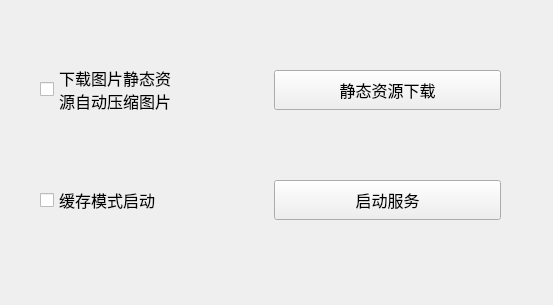
Qt form qt_ui/mian_window.ui (ShenWei-HopeNoBug/mock-api-server) before a commit.
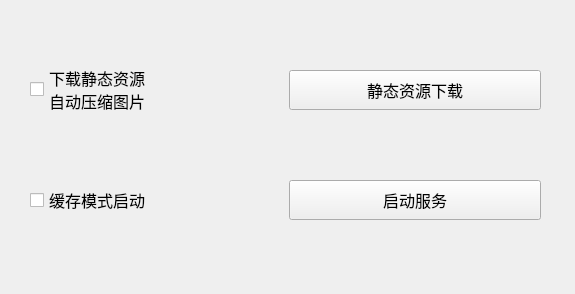
The same form after that commit.

Commit message: GUI 界面交互修改，更新依赖包

What changed in the file:
```diff
--- a/qt_ui/mian_window.ui
+++ b/qt_ui/mian_window.ui
@@ -6,8 +6,8 @@
    <rect>
     <x>0</x>
     <y>0</y>
-    <width>553</width>
-    <height>305</height>
+    <width>575</width>
+    <height>294</height>
    </rect>
   </property>
   <property name="windowTitle">
@@ -16,9 +16,9 @@
   <widget class="QWidget" name="horizontalLayoutWidget">
    <property name="geometry">
     <rect>
-     <x>40</x>
+     <x>30</x>
      <y>170</y>
-     <width>461</width>
+     <width>511</width>
      <height>61</height>
     </rect>
    </property>
@@ -79,9 +79,9 @@
   <widget class="QWidget" name="horizontalLayoutWidget_2">
    <property name="geometry">
     <rect>
-     <x>40</x>
+     <x>30</x>
      <y>50</y>
-     <width>461</width>
+     <width>511</width>
      <height>80</height>
     </rect>
    </property>
@@ -103,8 +103,8 @@
        <cursorShape>PointingHandCursor</cursorShape>
       </property>
       <property name="text">
-       <string>下载图片静态资
-源自动压缩图片</string>
+       <string>下载静态资源
+自动压缩图片</string>
       </property>
      </widget>
     </item>
```
Left out of the diff: 6 changed lines with no effect on the pictures. The commit also changes 4 other files.
